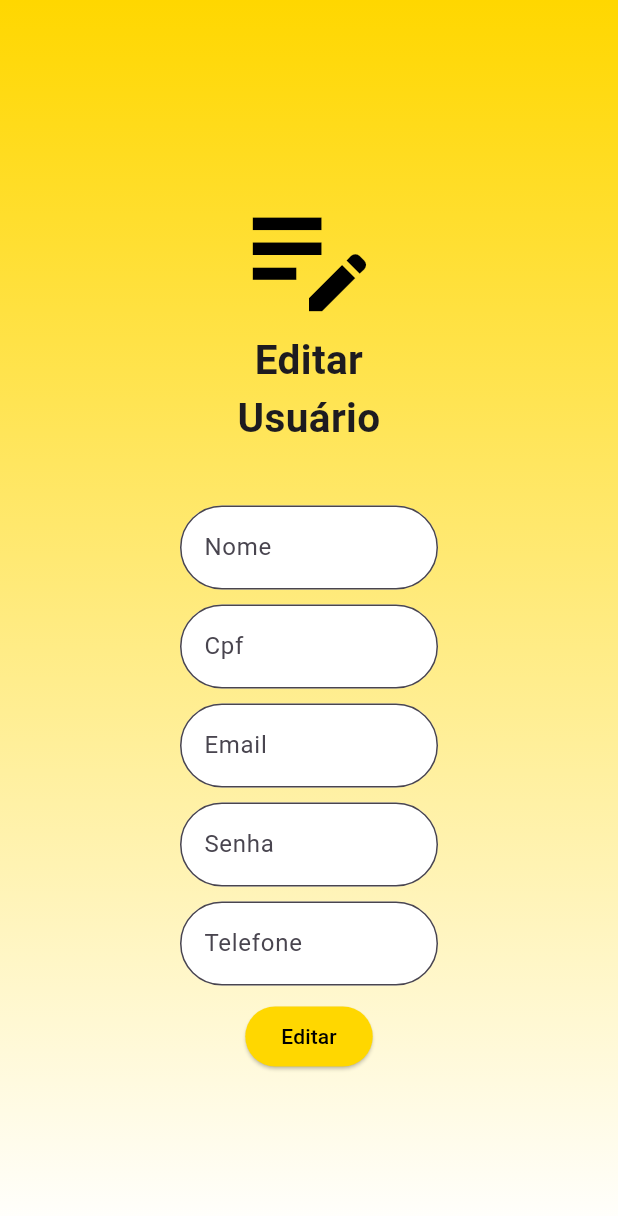
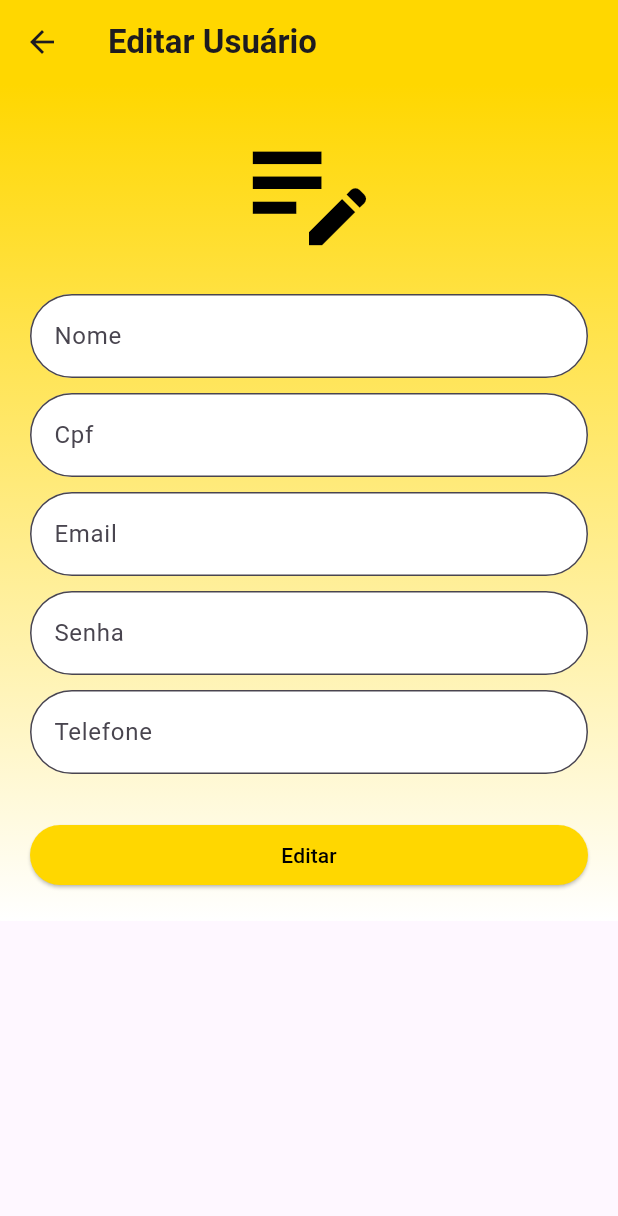
Before and after one commit to eduardamaganino/opt120-projetoOnibus, a Flutter app: the EditUserWidget screen opened directly with empty values, on a phone screen of 412 x 824 dp. Shown: the top 1216 px of the screen. Run offline on Flutter 3.47's test engine with Material 3 defaults, Android fonts, the phone set to English and light mode, and no system bars; our stand-ins replace shared_preferences; accounts and stored records are empty; network calls fail.

Commit message:
Atualização user-edit

```diff
--- a/front/lib/user/user-edit.dart
+++ b/front/lib/user/user-edit.dart
@@ -16,7 +16,7 @@ class _EditUserWidgetState extends State<EditUserWidget> {
   String nome = '';
   String cpf = '';
   String email = '';
-  String senha = ''; // Inicializando a senha como string vazia
+  String senha = '';
   String telefone = '';
   bool isLoading = true;
 
@@ -42,14 +42,12 @@ class _EditUserWidgetState extends State<EditUserWidget> {
           isLoading = false;
         });
       } else {
-        // Tratar erro de resposta
         print('Failed to load user details');
         setState(() {
           isLoading = false;
         });
       }
     } catch (error) {
-      // Tratar erro de conexão
       print('Error fetching user details: $error');
       setState(() {
         isLoading = false;
@@ -87,10 +85,18 @@ class _EditUserWidgetState extends State<EditUserWidget> {
   @override
   Widget build(BuildContext context) {
     return Scaffold(
+      appBar: AppBar(
+        title: const Text(
+          'Editar Usuário',
+          style: TextStyle(fontWeight: FontWeight.bold),
+        ),
+        backgroundColor: const Color(0xFFFFD700),
+      ),
       body: isLoading
           ? Center(child: CircularProgressIndicator())
-          : Container(
-              padding: const EdgeInsets.all(120.0),
+          : SingleChildScrollView(
+              child: Container(
+                padding: const EdgeInsets.all(20.0), // Ajuste o padding conforme necessário
                 decoration: const BoxDecoration(
                   gradient: LinearGradient(
                     begin: Alignment.topCenter,
@@ -101,120 +107,52 @@ class _EditUserWidgetState extends State<EditUserWidget> {
                     ],
                   ),
                 ),
-              child: Center(
                 child: Column(
-                  mainAxisAlignment: MainAxisAlignment.center,
-                  crossAxisAlignment: CrossAxisAlignment.center,
+                  crossAxisAlignment: CrossAxisAlignment.stretch,
                   children: <Widget>[
                     const Icon(
                       Icons.edit_note,
                       size: 100.0,
                       color: Colors.black,
                     ),
-                    const Text(
-                      'Editar Usuário\n',
-                      textAlign: TextAlign.center,
-                      style: TextStyle(
-                        fontSize: 27.0,
-                        fontWeight: FontWeight.bold,
-                      ),
-                    ),
-                    TextField(
-                      decoration: const InputDecoration(
-                        labelText: 'Nome',
-                        border: OutlineInputBorder(
-                          borderRadius: BorderRadius.all(Radius.circular(100)),
-                        ),
-                        filled: true,
-                        fillColor: Colors.white,
-                      ),
-                      style: const TextStyle(color: Colors.black),
-                      controller: TextEditingController(text: nome),
-                      onChanged: (value) {
+                    const SizedBox(height: 20),
+                    // Nome
+                    _buildTextField('Nome', nome, (value) {
                       setState(() {
                         nome = value;
                       });
-                      },
-                    ),
+                    }),
                     const SizedBox(height: 10),
-                    TextField(
-                      decoration: const InputDecoration(
-                        labelText: 'Cpf',
-                        border: OutlineInputBorder(
-                          borderRadius: BorderRadius.all(Radius.circular(100)),
-                        ),
-                        filled: true,
-                        fillColor: Colors.white,
-                      ),
-                      style: const TextStyle(color: Colors.black),
-                      controller: TextEditingController(text: cpf),
-                      onChanged: (value) {
+                    // CPF
+                    _buildTextField('Cpf', cpf, (value) {
                       setState(() {
                         cpf = value;
                       });
-                      },
-                    ),
+                    }),
                     const SizedBox(height: 10),
-                    TextField(
-                      decoration: const InputDecoration(
-                        labelText: 'Email',
-                        border: OutlineInputBorder(
-                          borderRadius: BorderRadius.all(Radius.circular(100)),
-                        ),
-                        filled: true,
-                        fillColor: Colors.white,
-                      ),
-                      style: const TextStyle(color: Colors.black),
-                      controller: TextEditingController(text: email),
-                      onChanged: (value) {
+                    // Email
+                    _buildTextField('Email', email, (value) {
                       setState(() {
                         email = value;
                       });
-                      },
-                    ),
+                    }),
                     const SizedBox(height: 10),
-                    TextField(
-                      decoration: const InputDecoration(
-                        labelText: 'Senha',
-                        border: OutlineInputBorder(
-                          borderRadius: BorderRadius.all(Radius.circular(100)),
-                        ),
-                        filled: true,
-                        fillColor: Colors.white,
-                      ),
-                      style: const TextStyle(color: Colors.black),
-                      obscureText: true,
-                      controller: TextEditingController(text: senha),
-                      onChanged: (value) {
+                    // Senha
+                    _buildTextField('Senha', senha, (value) {
                       setState(() {
                         senha = value;
                       });
-                      },
-                    ),
+                    }, obscureText: true),
                     const SizedBox(height: 10),
-                    TextField(
-                      decoration: const InputDecoration(
-                        labelText: 'Telefone',
-                        border: OutlineInputBorder(
-                          borderRadius: BorderRadius.all(Radius.circular(100)),
-                        ),
-                        filled: true,
-                        fillColor: Colors.white,
-                      ),
-                      style: const TextStyle(color: Colors.black),
-                      controller: TextEditingController(text: telefone),
-                      onChanged: (value) {
+                    // Telefone
+                    _buildTextField('Telefone', telefone, (value) {
                       setState(() {
                         telefone = value;
                       });
-                      },
-                    ),
-                    const SizedBox(height: 10),
+                    }),
+                    const SizedBox(height: 30),
                     ElevatedButton(
                       onPressed: () async {
-                        print(
-                            'Nome: $nome, Cpf: $cpf, Email: $email, Senha: $senha, Telefone: $telefone');
-
                         final response = await http.put(
                           Uri.parse(
                               'http://localhost:3000/updateUser/${widget.userId}'),
@@ -230,9 +168,6 @@ class _EditUserWidgetState extends State<EditUserWidget> {
                           }),
                         );
 
-                        print('Response status: ${response.statusCode}');
-                        print('Response body: ${response.body}');
-
                         if (response.statusCode == 200) {
                           _showMessage(
                               'Sucesso', 'Usuário editado com sucesso!');
@@ -241,12 +176,12 @@ class _EditUserWidgetState extends State<EditUserWidget> {
                         }
                       },
                       style: ElevatedButton.styleFrom(
-                        backgroundColor: Color(0xFFFFD700),
+                        backgroundColor: const Color(0xFFFFD700),
                         shape: RoundedRectangleBorder(
                           borderRadius: BorderRadius.circular(100),
                         ),
                       ),
-                      child: Text(
+                      child: const Text(
                         'Editar',
                         style: TextStyle(color: Colors.black),
                       ),
@@ -257,4 +192,23 @@ class _EditUserWidgetState extends State<EditUserWidget> {
             ),
     );
   }
+
+  Widget _buildTextField(String hintText, String initialValue,
+      Function(String) onChanged,
+      {bool obscureText = false}) {
+    return TextField(
+      obscureText: obscureText,
+      style: const TextStyle(color: Colors.black),
+      decoration: InputDecoration(
+        labelText: hintText,
+        border: const OutlineInputBorder(
+          borderRadius: BorderRadius.all(Radius.circular(100)), // Caixas de texto arredondadas
+        ),
+        filled: true,
+        fillColor: Colors.white, // Cor de fundo das caixas
+      ),
+      controller: TextEditingController(text: initialValue),
+      onChanged: onChanged,
+    );
   }
+}
```
Lines whose indentation alone changed are shown as unchanged.
